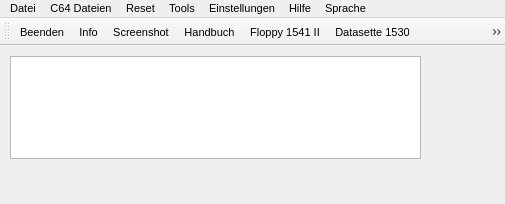
First picture: the form in main_window.ui, repository ThKattanek/emu64, before the edit.
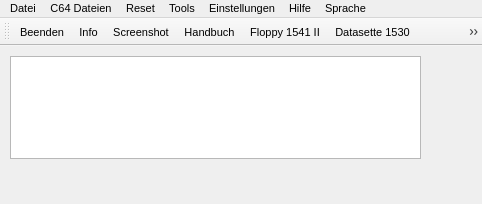
Second picture: the form after the edit. Icons and pictures are not drawn.

Commit message: [ticket#72] Der C64 Bildschirm wird nun nach dem Start immer in den Vordergrund geholt.

What changed in the file:
```diff
--- a/main_window.ui
+++ b/main_window.ui
@@ -9,7 +9,7 @@
    <rect>
     <x>0</x>
     <y>0</y>
-    <width>505</width>
+    <width>482</width>
     <height>204</height>
    </rect>
   </property>
@@ -163,7 +163,7 @@
     <rect>
      <x>0</x>
      <y>0</y>
-     <width>505</width>
+     <width>482</width>
      <height>16</height>
     </rect>
    </property>
```
The commit also changes 2 other files.
